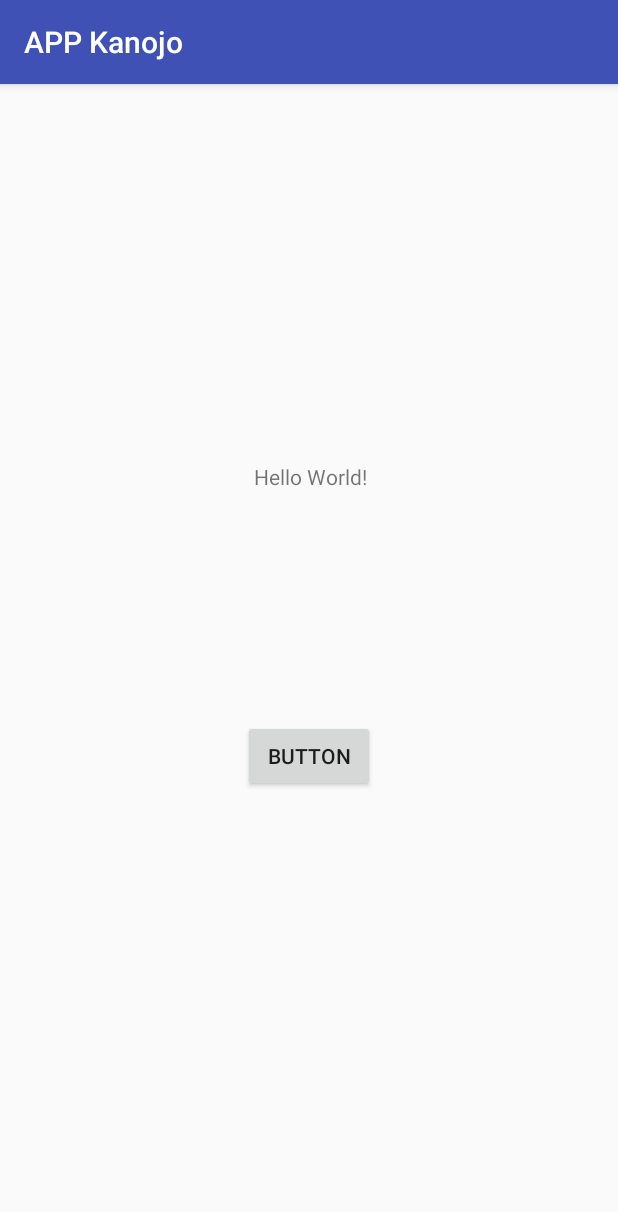
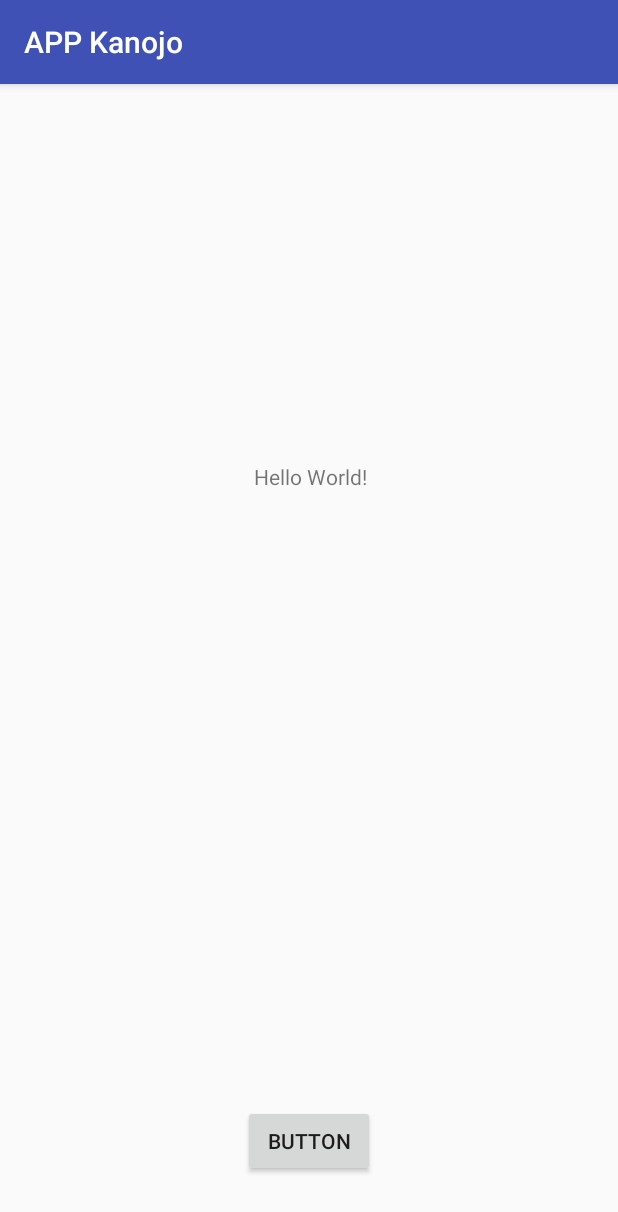
Before and after one commit to boooooommmmmm/APPKanojo, an Android app: the screen it shows after launch (MainActivity), on a phone screen of 412 x 824 dp. Shown: the top 1212 px of the screen. Run offline under Robolectric (Android 15) with nearby library versions, the phone set to English and light mode, and no system bars; libraries missing offline, so code that uses them is left out: com.microsoft.cognitiveservices; 1 statement that could not run was skipped.

Commit message:
mainpage layout

```diff
--- a/speechToTextSampleCode/java-android/app/src/main/res/layout/activity_main.xml
+++ b/speechToTextSampleCode/java-android/app/src/main/res/layout/activity_main.xml
@@ -22,11 +22,11 @@
         android:id="@+id/button"
         android:layout_width="wrap_content"
         android:layout_height="wrap_content"
-        android:layout_marginTop="424dp"
+        android:layout_marginBottom="39dp"
         android:onClick="onSpeechButtonClicked"
         android:text="Button"
+        app:layout_constraintBottom_toBottomOf="parent"
         app:layout_constraintEnd_toEndOf="parent"
-        app:layout_constraintStart_toStartOf="parent"
-        app:layout_constraintTop_toTopOf="parent" />
+        app:layout_constraintStart_toStartOf="parent" />
 
 </android.support.constraint.ConstraintLayout>
```
